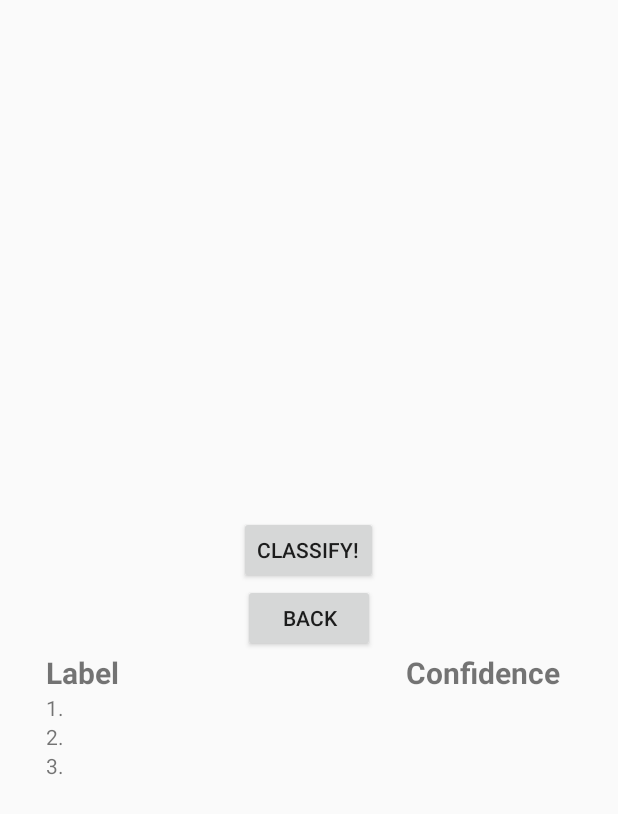
After one commit to itsSiddharthGupta/SIH-Crop-Detection-App, an Android app: the Classify screen opened directly, with no data from a screen before it, on a phone screen of 412 x 824 dp. The commit adds this screen. Shown: the top 814 px of the screen. Run offline under Robolectric (Android 15) with nearby library versions, the phone set to English and light mode, and no system bars; libraries missing offline, so code that uses them is left out: org.tensorflow.lite; 1 statement that could not run was skipped.

Commit message:
Implement image classification.

```diff
--- /dev/null
+++ b/app/src/main/java/com/kars/sihpoc/Classify.java
@@ -0,0 +1,267 @@
+package com.kars.sihpoc;
+
+import android.content.Intent;
+import android.content.res.AssetFileDescriptor;
+import android.graphics.Bitmap;
+import android.graphics.Matrix;
+import android.graphics.drawable.BitmapDrawable;
+import android.net.Uri;
+import android.os.Bundle;
+import android.provider.MediaStore;
+import android.util.Log;
+import android.view.View;
+import android.widget.Button;
+import android.widget.ImageView;
+import android.widget.TextView;
+
+import androidx.appcompat.app.AppCompatActivity;
+
+import org.tensorflow.lite.Interpreter;
+
+import java.io.BufferedReader;
+import java.io.FileInputStream;
+import java.io.IOException;
+import java.io.InputStreamReader;
+import java.nio.ByteBuffer;
+import java.nio.ByteOrder;
+import java.nio.MappedByteBuffer;
+import java.nio.channels.FileChannel;
+import java.util.AbstractMap;
+import java.util.ArrayList;
+import java.util.Comparator;
+import java.util.List;
+import java.util.Map;
+import java.util.PriorityQueue;
+
+public class Classify extends AppCompatActivity {
+
+    // presets for rgb conversion
+    private static final int RESULTS_TO_SHOW = 3;
+    private static final int IMAGE_MEAN = 128;
+    private static final float IMAGE_STD = 128.0f;
+
+    // options for model interpreter
+    private final Interpreter.Options tfliteOptions = new Interpreter.Options();
+    // tflite graph
+    private Interpreter tflite;
+    // holds all the possible labels for model
+    private List<String> labelList;
+    // holds the selected image data as bytes
+    private ByteBuffer imgData = null;
+    // holds the probabilities of each label for non-quantized graphs
+    private float[][] labelProbArray = null;
+    // array that holds the labels with the highest probabilities
+    private String[] topLables = null;
+    // array that holds the highest probabilities
+    private String[] topConfidence = null;
+
+
+    // selected classifier information received from extras
+    private String chosen;
+
+    // input image dimensions for the Inception Model
+    private int DIM_IMG_SIZE_X = 150;
+    private int DIM_IMG_SIZE_Y = 150;
+    private int DIM_PIXEL_SIZE = 3;
+
+    // int array to hold image data
+    private int[] intValues;
+
+    // activity elements
+    private ImageView selected_image;
+    private Button classify_button;
+    private Button back_button;
+    private TextView label1;
+    private TextView label2;
+    private TextView label3;
+    private TextView Confidence1;
+    private TextView Confidence2;
+    private TextView Confidence3;
+
+    // priority queue that will hold the top results from the CNN
+    private PriorityQueue<Map.Entry<String, Float>> sortedLabels =
+            new PriorityQueue<>(
+                    RESULTS_TO_SHOW,
+                    new Comparator<Map.Entry<String, Float>>() {
+                        @Override
+                        public int compare(Map.Entry<String, Float> o1, Map.Entry<String, Float> o2) {
+                            return (o1.getValue()).compareTo(o2.getValue());
+                        }
+                    });
+
+    @Override
+    protected void onCreate(Bundle savedInstanceState) {
+        // get all selected classifier data from classifiers
+        chosen = (String) getIntent().getStringExtra("chosen");
+
+        // initialize array that holds image data
+        intValues = new int[DIM_IMG_SIZE_X * DIM_IMG_SIZE_Y];
+
+        super.onCreate(savedInstanceState);
+
+        //initilize graph and labels
+        try {
+            tflite = new Interpreter(loadModelFile(), tfliteOptions);
+            labelList = loadLabelList();
+        } catch (Exception ex) {
+            ex.printStackTrace();
+            Log.e("Error Model", ex.getMessage());
+        }
+
+        // initialize byte array. The size depends if the input data needs to be quantized or not. Here it is float
+        imgData =
+                ByteBuffer.allocateDirect(
+                        4 * DIM_IMG_SIZE_X * DIM_IMG_SIZE_Y * DIM_PIXEL_SIZE);
+
+        imgData.order(ByteOrder.nativeOrder());
+
+        // initialize probabilities array. The datatypes that array holds depends if the input data needs to be quantized or not
+        //Here it is float
+        labelProbArray = new float[1][labelList.size()];
+
+        setContentView(R.layout.activity_classify);
+
+        // labels that hold top three results of CNN
+        label1 = (TextView) findViewById(R.id.label1);
+        label2 = (TextView) findViewById(R.id.label2);
+        label3 = (TextView) findViewById(R.id.label3);
+        // displays the probabilities of top labels
+        Confidence1 = (TextView) findViewById(R.id.Confidence1);
+        Confidence2 = (TextView) findViewById(R.id.Confidence2);
+        Confidence3 = (TextView) findViewById(R.id.Confidence3);
+        // initialize imageView that displays selected image to the user
+        selected_image = (ImageView) findViewById(R.id.selected_image);
+
+        // initialize array to hold top labels
+        topLables = new String[RESULTS_TO_SHOW];
+        // initialize array to hold top probabilities
+        topConfidence = new String[RESULTS_TO_SHOW];
+
+        // allows user to go back to activity to select a different image
+        back_button = (Button) findViewById(R.id.back_button);
+        back_button.setOnClickListener(new View.OnClickListener() {
+            @Override
+            public void onClick(View view) {
+                Intent i = new Intent(Classify.this, MainActivity.class);
+                startActivity(i);
+            }
+        });
+
+        // classify current dispalyed image
+        classify_button = (Button) findViewById(R.id.classify_image);
+        classify_button.setOnClickListener(new View.OnClickListener() {
+            @Override
+            public void onClick(View view) {
+                // get current bitmap from imageView
+                Bitmap bitmap_orig = ((BitmapDrawable) selected_image.getDrawable()).getBitmap();
+                // resize the bitmap to the required input size to the CNN
+                Bitmap bitmap = getResizedBitmap(bitmap_orig, DIM_IMG_SIZE_X, DIM_IMG_SIZE_Y);
+                // convert bitmap to byte array
+                convertBitmapToByteBuffer(bitmap);
+                // pass byte data to the graph
+
+                tflite.run(imgData, labelProbArray);
+
+                // display the results
+                printTopKLabels();
+            }
+        });
+
+        // get image from previous activity to show in the imageView
+        Uri uri = (Uri) getIntent().getParcelableExtra("resID_uri");
+        try {
+            Bitmap bitmap = MediaStore.Images.Media.getBitmap(getContentResolver(), uri);
+            selected_image.setImageBitmap(bitmap);
+            // not sure why this happens, but without this the image appears on its side
+            selected_image.setRotation(selected_image.getRotation());
+        } catch (IOException e) {
+            e.printStackTrace();
+        }
+    }
+
+    // loads tflite grapg from file
+    private MappedByteBuffer loadModelFile() throws IOException {
+        AssetFileDescriptor fileDescriptor = this.getAssets().openFd(chosen);
+        FileInputStream inputStream = new FileInputStream(fileDescriptor.getFileDescriptor());
+        FileChannel fileChannel = inputStream.getChannel();
+        long startOffset = fileDescriptor.getStartOffset();
+        long declaredLength = fileDescriptor.getDeclaredLength();
+        return fileChannel.map(FileChannel.MapMode.READ_ONLY, startOffset, declaredLength);
+    }
+
+    // converts bitmap to byte array which is passed in the tflite graph
+    private void convertBitmapToByteBuffer(Bitmap bitmap) {
+        if (imgData == null) {
+            return;
+        }
+        imgData.rewind();
+        bitmap.getPixels(intValues, 0, bitmap.getWidth(), 0, 0, bitmap.getWidth(), bitmap.getHeight());
+        // loop through all pixels
+        int pixel = 0;
+        for (int i = 0; i < DIM_IMG_SIZE_X; ++i) {
+            for (int j = 0; j < DIM_IMG_SIZE_Y; ++j) {
+                final int val = intValues[pixel++];
+                // get rgb values from intValues where each int holds the rgb values for a pixel.
+                // if quantized, convert each rgb value to a byte, otherwise to a float
+                imgData.putFloat((((val >> 16) & 0xFF) - IMAGE_MEAN) / IMAGE_STD);
+                imgData.putFloat((((val >> 8) & 0xFF) - IMAGE_MEAN) / IMAGE_STD);
+                imgData.putFloat((((val) & 0xFF) - IMAGE_MEAN) / IMAGE_STD);
+            }
+        }
+    }
+
+    // loads the labels from the label txt file in assets into a string array
+    private List<String> loadLabelList() throws IOException {
+        List<String> labelList = new ArrayList<String>();
+        BufferedReader reader =
+                new BufferedReader(new InputStreamReader(this.getAssets().open("croplabels.txt")));
+        String line;
+        while ((line = reader.readLine()) != null) {
+            labelList.add(line);
+        }
+        reader.close();
+        return labelList;
+    }
+
+    // print the top labels and respective confidences
+    private void printTopKLabels() {
+        // add all results to priority queue
+        for (int i = 0; i < labelList.size(); ++i) {
+            sortedLabels.add(
+                    new AbstractMap.SimpleEntry<>(labelList.get(i), labelProbArray[0][i]));
+            if (sortedLabels.size() > RESULTS_TO_SHOW) {
+                sortedLabels.poll();
+            }
+        }
+
+        // get top results from priority queue
+        final int size = sortedLabels.size();
+        for (int i = 0; i < size; ++i) {
+            Map.Entry<String, Float> label = sortedLabels.poll();
+            topLables[i] = label.getKey();
+            topConfidence[i] = String.format("%.0f%%", label.getValue() * 100);
+        }
+
+        // set the corresponding textviews with the results
+        label1.setText("1. " + topLables[2]);
+        label2.setText("2. " + topLables[1]);
+        label3.setText("3. " + topLables[0]);
+        Confidence1.setText(topConfidence[2]);
+        Confidence2.setText(topConfidence[1]);
+        Confidence3.setText(topConfidence[0]);
+    }
+
+
+    // resizes bitmap to given dimensions
+    public Bitmap getResizedBitmap(Bitmap bm, int newWidth, int newHeight) {
+        int width = bm.getWidth();
+        int height = bm.getHeight();
+        float scaleWidth = ((float) newWidth) / width;
+        float scaleHeight = ((float) newHeight) / height;
+        Matrix matrix = new Matrix();
+        matrix.postScale(scaleWidth, scaleHeight);
+        Bitmap resizedBitmap = Bitmap.createBitmap(
+                bm, 0, 0, width, height, matrix, false);
+        return resizedBitmap;
+    }
+}
--- /dev/null
+++ b/app/src/main/res/layout/activity_classify.xml
@@ -0,0 +1,142 @@
+<?xml version="1.0" encoding="utf-8"?>
+<RelativeLayout xmlns:android="http://schemas.android.com/apk/res/android"
+    xmlns:app="http://schemas.android.com/apk/res-auto"
+    xmlns:tools="http://schemas.android.com/tools"
+    android:layout_width="match_parent"
+    android:layout_height="match_parent"
+    tools:context=".Classify">
+
+    <ImageView
+        android:id="@+id/selected_image"
+        android:layout_width="300dp"
+        android:layout_height="300dp"
+        android:layout_alignParentTop="true"
+        android:layout_centerHorizontal="true"
+        android:layout_marginTop="44dp"
+        android:layout_below="@id/selected_image"
+        app:srcCompat="@android:color/background_light" />
+
+    <Button
+        android:id="@+id/classify_image"
+        android:layout_width="wrap_content"
+        android:layout_height="45dp"
+        android:layout_below="@id/selected_image"
+        android:layout_centerHorizontal="true"
+        android:text="Classify!" />
+
+    <Button
+        android:id="@+id/back_button"
+        android:layout_width="wrap_content"
+        android:layout_height="45dp"
+        android:layout_below="@id/classify_image"
+        android:layout_centerHorizontal="true"
+        android:text="Back" />
+
+    <LinearLayout
+        android:id="@+id/labels"
+        android:layout_width="match_parent"
+        android:layout_height="89dp"
+        android:layout_alignParentBottom="true"
+        android:layout_below="@+id/back_button"
+        android:layout_gravity="center"
+        android:layout_marginBottom="44dp"
+        android:orientation="vertical">
+
+        <LinearLayout
+            android:layout_width="370dp"
+            android:layout_height="wrap_content"
+            android:layout_gravity="center"
+            android:gravity="center"
+            android:orientation="horizontal">
+
+            <TextView
+                android:id="@+id/lableText"
+                android:layout_width="240dp"
+                android:layout_height="wrap_content"
+                android:text="Label"
+                android:textSize="20sp"
+                android:textStyle="bold" />
+
+            <TextView
+                android:id="@+id/ConfidenceText"
+                android:layout_width="110dp"
+                android:layout_height="wrap_content"
+                android:text="Confidence"
+                android:textSize="20sp"
+                android:textStyle="bold" />
+
+        </LinearLayout>
+
+        <LinearLayout
+            android:layout_width="370dp"
+            android:layout_height="wrap_content"
+            android:layout_gravity="center"
+            android:gravity="center"
+            android:orientation="horizontal">
+
+            <TextView
+                android:id="@+id/label1"
+                android:layout_width="240dp"
+                android:layout_height="wrap_content"
+                android:text="1."
+                android:textSize="14sp" />
+
+            <TextView
+                android:id="@+id/Confidence1"
+                android:layout_width="110dp"
+                android:layout_height="match_parent"
+                android:text=""
+                android:textSize="14sp" />
+
+        </LinearLayout>
+
+        <LinearLayout
+            android:layout_width="370dp"
+            android:layout_height="wrap_content"
+            android:layout_gravity="center"
+            android:gravity="center"
+            android:orientation="horizontal">
+
+            <TextView
+                android:id="@+id/label2"
+                android:layout_width="240dp"
+                android:layout_height="wrap_content"
+                android:text="2."
+                android:textSize="14sp" />
+
+            <TextView
+                android:id="@+id/Confidence2"
+                android:layout_width="110dp"
+                android:layout_height="match_parent"
+                android:text=""
+                android:textSize="14sp" />
+
+        </LinearLayout>
+
+        <LinearLayout
+            android:layout_width="370dp"
+            android:layout_height="wrap_content"
+            android:layout_gravity="center"
+            android:gravity="center"
+            android:orientation="horizontal">
+
+            <TextView
+                android:id="@+id/label3"
+                android:layout_width="240dp"
+                android:layout_height="wrap_content"
+                android:text="3."
+                android:textSize="14sp" />
+
+            <TextView
+                android:id="@+id/Confidence3"
+                android:layout_width="110dp"
+                android:layout_height="match_parent"
+                android:text=""
+                android:textSize="14sp" />
+
+        </LinearLayout>
+    </LinearLayout>
+
+
+
+</RelativeLayout>
```
Also changed, not shown: app/src/main/AndroidManifest.xml (+14 -12 lines), app/src/main/java/com/kars/sihpoc/MainActivity.java (+55 -141 lines), app/src/main/res/layout/activity_main.xml (added, +19 -0 lines).
